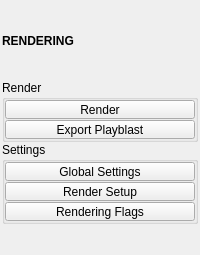
Above: tentacle/ui/rendering.ui from m3trik/tentacle before the change. Below: the same form after it.
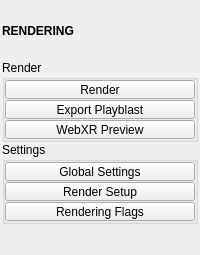
That is the form after the change. Custom widgets are drawn as their Qt base class.

```diff
--- a/tentacle/ui/rendering.ui
+++ b/tentacle/ui/rendering.ui
@@ -140,6 +140,28 @@
            </property>
           </widget>
          </item>
+         <item row="2" column="0">
+          <widget class="PushButton" name="tb002">
+           <property name="minimumSize">
+            <size>
+             <width>0</width>
+             <height>19</height>
+            </size>
+           </property>
+           <property name="maximumSize">
+            <size>
+             <width>16777215</width>
+             <height>19</height>
+            </size>
+           </property>
+           <property name="toolTip">
+            <string>Push the selection to a live WebXR preview in your browser. Serves on localhost, so a connected headset can enter VR. Use the option box for scope and textures.</string>
+           </property>
+           <property name="text">
+            <string>WebXR Preview</string>
+           </property>
+          </widget>
+         </item>
         </layout>
        </widget>
       </item>
```
